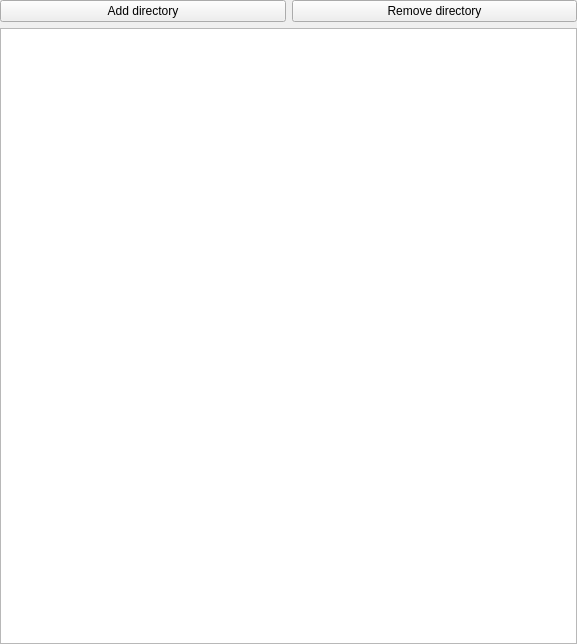
This is app/directorymanager.ui in baptistegasser/Bibliotheque_Photo as Qt 5 draws it before an edit. The edited form follows.
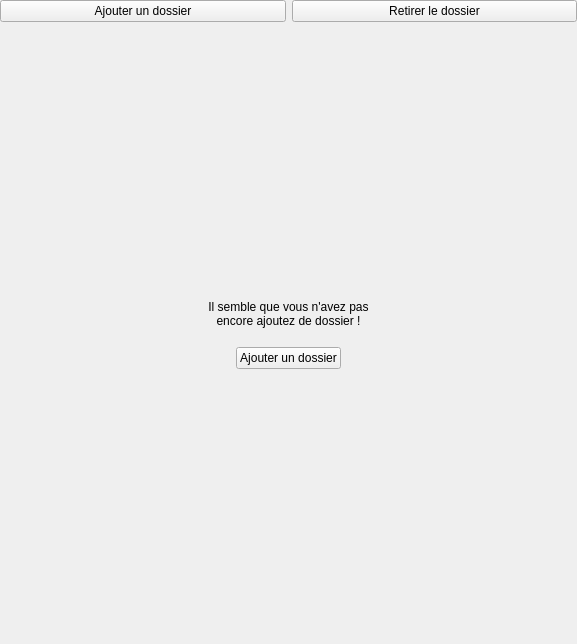
This is the edited form. The open tabs and pages were chosen to show the change.

Commit message: Update to show message when no folder exist

```diff
--- a/app/directorymanager.ui
+++ b/app/directorymanager.ui
@@ -43,19 +43,38 @@
      <item>
       <widget class="QPushButton" name="_add_dir_btn">
        <property name="text">
-        <string>Add directory</string>
+        <string>Ajouter un dossier</string>
        </property>
       </widget>
      </item>
      <item>
       <widget class="QPushButton" name="_del_dir_btn">
        <property name="text">
-        <string>Remove directory</string>
+        <string>Retirer le dossier</string>
        </property>
       </widget>
      </item>
     </layout>
    </item>
+   <item>
+    <widget class="QStackedWidget" name="_stackpane">
+     <property name="currentIndex">
+      <number>0</number>
+     </property>
+     <widget class="QWidget" name="page">
+      <layout class="QVBoxLayout" name="verticalLayout_2">
+       <property name="leftMargin">
+        <number>0</number>
+       </property>
+       <property name="topMargin">
+        <number>0</number>
+       </property>
+       <property name="rightMargin">
+        <number>0</number>
+       </property>
+       <property name="bottomMargin">
+        <number>0</number>
+       </property>
    <item>
     <widget class="QTreeWidget" name="_dir_tree">
      <property name="sizePolicy">
@@ -64,6 +83,9 @@
        <verstretch>0</verstretch>
       </sizepolicy>
      </property>
+         <property name="frameShape">
+          <enum>QFrame::NoFrame</enum>
+         </property>
      <property name="sizeAdjustPolicy">
       <enum>QAbstractScrollArea::AdjustToContents</enum>
      </property>
@@ -81,6 +103,85 @@
        <string notr="true">1</string>
       </property>
      </column>
+        </widget>
+       </item>
+      </layout>
+     </widget>
+     <widget class="QWidget" name="page_2">
+      <property name="layoutDirection">
+       <enum>Qt::LeftToRight</enum>
+      </property>
+      <layout class="QVBoxLayout" name="verticalLayout_3">
+       <property name="spacing">
+        <number>0</number>
+       </property>
+       <item alignment="Qt::AlignHCenter|Qt::AlignVCenter">
+        <widget class="QWidget" name="widget" native="true">
+         <property name="sizePolicy">
+          <sizepolicy hsizetype="Fixed" vsizetype="Fixed">
+           <horstretch>0</horstretch>
+           <verstretch>0</verstretch>
+          </sizepolicy>
+         </property>
+         <property name="minimumSize">
+          <size>
+           <width>100</width>
+           <height>100</height>
+          </size>
+         </property>
+         <layout class="QGridLayout" name="gridLayout">
+          <item row="1" column="0" alignment="Qt::AlignHCenter|Qt::AlignVCenter">
+           <widget class="QPushButton" name="_add_first_btn">
+            <property name="sizePolicy">
+             <sizepolicy hsizetype="Fixed" vsizetype="Fixed">
+              <horstretch>0</horstretch>
+              <verstretch>0</verstretch>
+             </sizepolicy>
+            </property>
+            <property name="layoutDirection">
+             <enum>Qt::LeftToRight</enum>
+            </property>
+            <property name="text">
+             <string>Ajouter un dossier</string>
+            </property>
+            <property name="autoRepeat">
+             <bool>false</bool>
+            </property>
+           </widget>
+          </item>
+          <item row="0" column="0" alignment="Qt::AlignHCenter">
+           <widget class="QLabel" name="label">
+            <property name="sizePolicy">
+             <sizepolicy hsizetype="Expanding" vsizetype="Minimum">
+              <horstretch>0</horstretch>
+              <verstretch>0</verstretch>
+             </sizepolicy>
+            </property>
+            <property name="maximumSize">
+             <size>
+              <width>400</width>
+              <height>16777215</height>
+             </size>
+            </property>
+            <property name="text">
+             <string notr="true">Il semble que vous n'avez pas encore ajoutez de dossier !</string>
+            </property>
+            <property name="scaledContents">
+             <bool>false</bool>
+            </property>
+            <property name="alignment">
+             <set>Qt::AlignCenter</set>
+            </property>
+            <property name="wordWrap">
+             <bool>true</bool>
+            </property>
+           </widget>
+          </item>
+         </layout>
+        </widget>
+       </item>
+      </layout>
+     </widget>
     </widget>
    </item>
   </layout>
```
Lines whose indentation alone changed are shown as unchanged. The commit also changes 2 other files.
